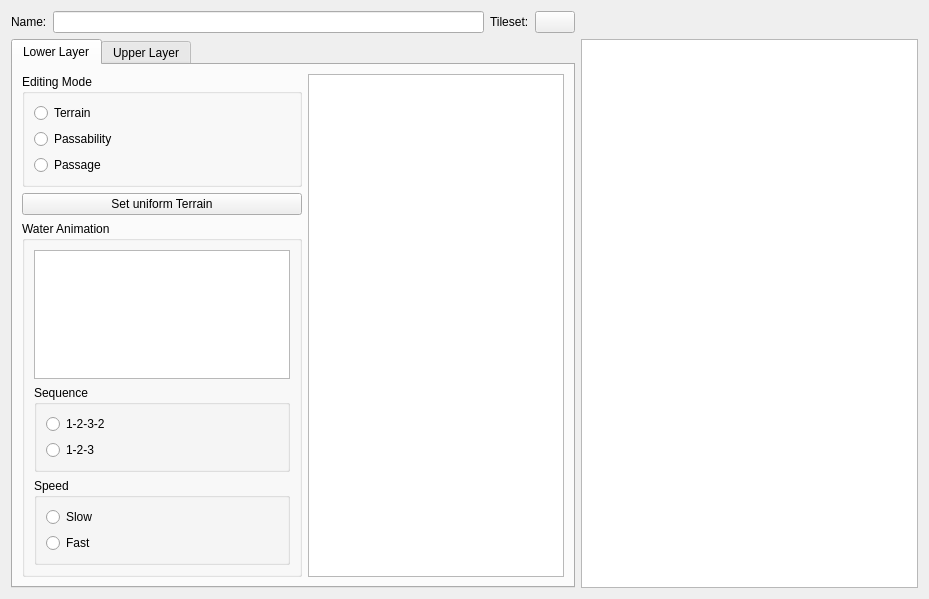
EasyRPG/Editor, file src/ui/database/chipset_widget.ui: the form before one commit.
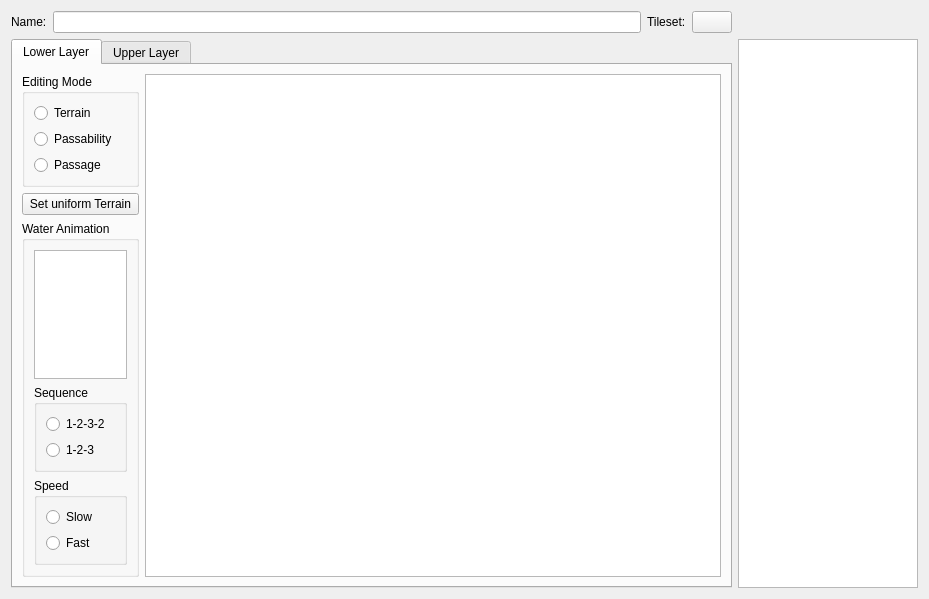
The form after the commit. Custom widgets are drawn as their Qt base class.

Commit message:
Chipset: Do not load empty filenames.
Improve Ui

Diff of the .ui file:
```diff
--- a/src/ui/database/chipset_widget.ui
+++ b/src/ui/database/chipset_widget.ui
@@ -16,6 +16,12 @@
   <layout class="QGridLayout" name="gridLayout_2">
    <item row="1" column="0">
     <widget class="QTabWidget" name="tabWidget">
+     <property name="sizePolicy">
+      <sizepolicy hsizetype="Expanding" vsizetype="Expanding">
+       <horstretch>4</horstretch>
+       <verstretch>0</verstretch>
+      </sizepolicy>
+     </property>
      <property name="currentIndex">
       <number>0</number>
      </property>
@@ -79,7 +85,14 @@
            </property>
            <layout class="QVBoxLayout" name="verticalLayout">
             <item>
-             <widget class="TileGraphicsView" name="graphicsView"/>
+             <widget class="TileGraphicsView" name="graphicsView">
+              <property name="sizePolicy">
+               <sizepolicy hsizetype="Ignored" vsizetype="Expanding">
+                <horstretch>0</horstretch>
+                <verstretch>0</verstretch>
+               </sizepolicy>
+              </property>
+             </widget>
             </item>
             <item>
              <widget class="QGroupBox" name="groupBox_45">
@@ -127,13 +140,33 @@
               </layout>
              </widget>
             </item>
+            <item>
+             <spacer name="verticalSpacer_2">
+              <property name="orientation">
+               <enum>Qt::Vertical</enum>
+              </property>
+              <property name="sizeHint" stdset="0">
+               <size>
+                <width>20</width>
+                <height>40</height>
+               </size>
+              </property>
+             </spacer>
+            </item>
            </layout>
           </widget>
          </item>
         </layout>
        </item>
        <item>
-        <widget class="ChipsetGraphicsView" name="graphicsChipsetLower"/>
+        <widget class="ChipsetGraphicsView" name="graphicsChipsetLower">
+         <property name="sizePolicy">
+          <sizepolicy hsizetype="Expanding" vsizetype="Expanding">
+           <horstretch>0</horstretch>
+           <verstretch>0</verstretch>
+          </sizepolicy>
+         </property>
+        </widget>
        </item>
       </layout>
      </widget>
@@ -208,7 +241,14 @@
     </widget>
    </item>
    <item row="1" column="1">
-    <widget class="QListView" name="listTerrain"/>
+    <widget class="QListView" name="listTerrain">
+     <property name="sizePolicy">
+      <sizepolicy hsizetype="Expanding" vsizetype="Expanding">
+       <horstretch>1</horstretch>
+       <verstretch>0</verstretch>
+      </sizepolicy>
+     </property>
+    </widget>
    </item>
    <item row="0" column="0">
     <layout class="QHBoxLayout" name="horizontalLayout">
```
Left out of the diff: 2 changed lines with no effect on the pictures. The commit also changes 1 other file.
